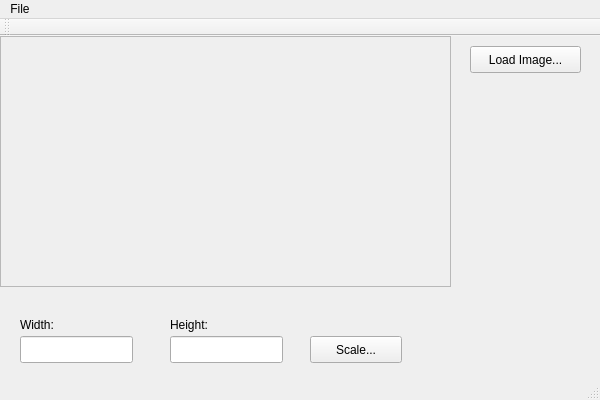
Before: the Qt Designer form trabalho2/mainwindow.ui in Mendelev/cg-ufrj-2011, drawn with Qt 5.
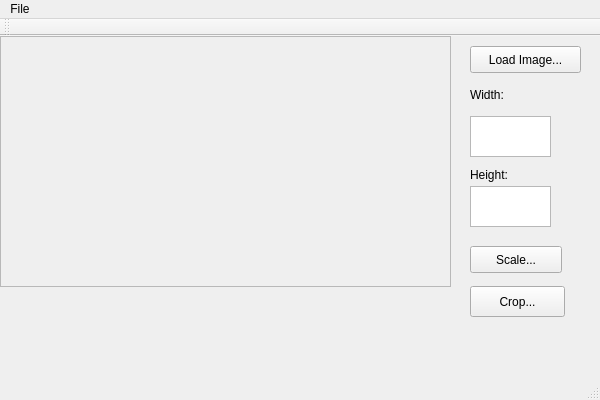
After: the same form once the commit is applied.

Commit message: Comecando Crop

The edit to the form file:
```diff
--- a/trabalho2/mainwindow.ui
+++ b/trabalho2/mainwindow.ui
@@ -74,31 +74,11 @@
      </widget>
     </widget>
    </widget>
-   <widget class="QLineEdit" name="txtWidth">
-    <property name="geometry">
-     <rect>
-      <x>20</x>
-      <y>300</y>
-      <width>113</width>
-      <height>27</height>
-     </rect>
-    </property>
-   </widget>
-   <widget class="QLineEdit" name="txtHeight">
-    <property name="geometry">
-     <rect>
-      <x>170</x>
-      <y>300</y>
-      <width>113</width>
-      <height>27</height>
-     </rect>
-    </property>
-   </widget>
    <widget class="QPushButton" name="btnScaleImage">
     <property name="geometry">
      <rect>
-      <x>310</x>
-      <y>300</y>
+      <x>470</x>
+      <y>210</y>
       <width>92</width>
       <height>27</height>
      </rect>
@@ -110,8 +90,8 @@
    <widget class="QLabel" name="lblWidth">
     <property name="geometry">
      <rect>
-      <x>20</x>
-      <y>280</y>
+      <x>470</x>
+      <y>50</y>
       <width>59</width>
       <height>17</height>
      </rect>
@@ -123,8 +103,8 @@
    <widget class="QLabel" name="lblHeight">
     <property name="geometry">
      <rect>
-      <x>170</x>
-      <y>280</y>
+      <x>470</x>
+      <y>130</y>
       <width>59</width>
       <height>17</height>
      </rect>
@@ -133,6 +113,39 @@
      <string>Height:</string>
     </property>
    </widget>
+   <widget class="QPlainTextEdit" name="txtWidth">
+    <property name="geometry">
+     <rect>
+      <x>470</x>
+      <y>80</y>
+      <width>81</width>
+      <height>41</height>
+     </rect>
+    </property>
+   </widget>
+   <widget class="QPlainTextEdit" name="txtHeight">
+    <property name="geometry">
+     <rect>
+      <x>470</x>
+      <y>150</y>
+      <width>81</width>
+      <height>41</height>
+     </rect>
+    </property>
+   </widget>
+   <widget class="QPushButton" name="btnCropImage">
+    <property name="geometry">
+     <rect>
+      <x>470</x>
+      <y>250</y>
+      <width>95</width>
+      <height>31</height>
+     </rect>
+    </property>
+    <property name="text">
+     <string>Crop...</string>
+    </property>
+   </widget>
   </widget>
   <widget class="QMenuBar" name="menuBar">
    <property name="geometry">
```
Left out of the diff: 2 changed lines with no effect on the pictures. The commit also changes 5 other files.
